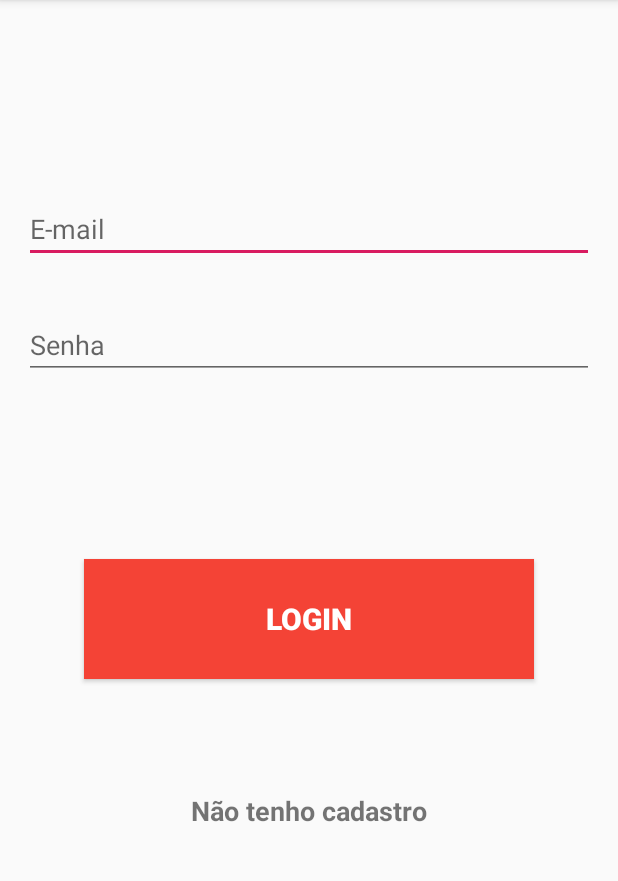
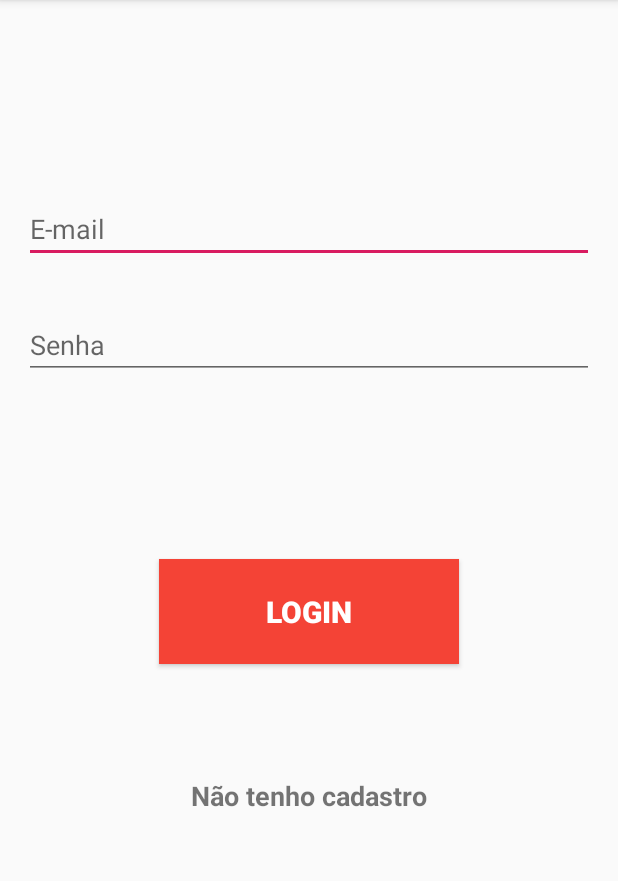
Before and after one commit to paulohenriq31/BombeirosApp, an Android app: the screen it shows after launch (MainActivity), on a phone screen of 412 x 824 dp, the part 84-965 px from its top. Run offline under Robolectric (Android 15) with nearby library versions, the phone set to English and light mode, and no system bars; our stand-ins replace Firebase (no records; nobody signed in at launch, a user with empty details on screens opened directly).

```diff
--- a/app/src/main/res/layout/activity_cadastro.xml
+++ b/app/src/main/res/layout/activity_cadastro.xml
@@ -107,8 +107,8 @@
 
     <Button
         android:id="@+id/buttonCadastrar"
-        android:layout_width="300dp"
-        android:layout_height="80dp"
+        android:layout_width="200dp"
+        android:layout_height="70dp"
         android:layout_marginStart="16dp"
         android:layout_marginLeft="16dp"
         android:layout_marginTop="64dp"
--- a/app/src/main/res/layout/activity_main.xml
+++ b/app/src/main/res/layout/activity_main.xml
@@ -24,14 +24,15 @@
 
     <Button
         android:id="@+id/buttonLogin"
-        android:layout_width="300dp"
-        android:layout_height="80dp"
+        android:layout_width="200dp"
+        android:layout_height="70dp"
         android:layout_marginStart="16dp"
         android:layout_marginLeft="16dp"
         android:layout_marginTop="120dp"
         android:layout_marginEnd="16dp"
         android:layout_marginRight="16dp"
         android:background="#F44336"
+        android:onClick="goToLogin"
         android:text="LOGIN"
         android:textColor="@android:color/white"
         android:textSize="20sp"
```
Also changed, not shown: app/src/main/java/com/example/projetinho/MainActivity.java (+61 -0 lines).
